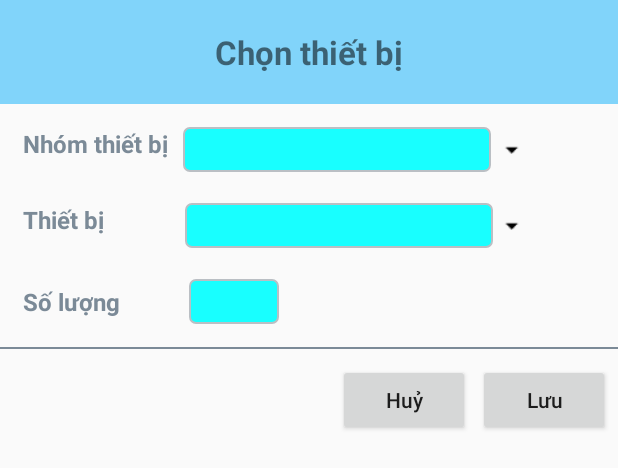
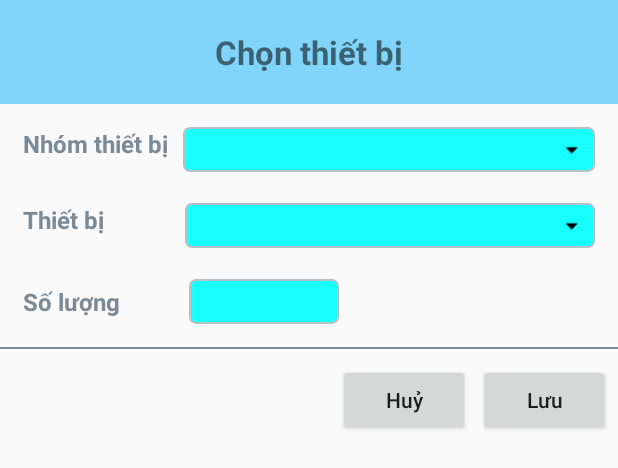
Before and after one commit to thanhhoang96/DoAnQLCSVC, an Android app: the layout dialog_chon_thiet_bi_tmkh.xml on its own in the app's theme, with its tools: preview values and no code run, on a phone screen of 412 x 824 dp. Shown: the top 468 px of the screen. Run offline under Robolectric (Android 15) with nearby library versions, the phone set to English and light mode, and no system bars.

```diff
--- a/app/src/main/AndroidManifest.xml
+++ b/app/src/main/AndroidManifest.xml
@@ -1,6 +1,8 @@
 <?xml version="1.0" encoding="utf-8"?>
 <manifest xmlns:android="http://schemas.android.com/apk/res/android"
     package="com.example.thanhhoang.qlcosovatchat">
+
+    <uses-permission android:name="android.permission.INTERNET" />
 
     <application
         android:name=".App"
--- a/app/src/main/java/com/example/thanhhoang/qlcosovatchat/data/model/nhomthietbi/NhomThietBiData.kt
+++ b/app/src/main/java/com/example/thanhhoang/qlcosovatchat/data/model/nhomthietbi/NhomThietBiData.kt
@@ -3,5 +3,5 @@ package com.example.thanhhoang.qlcosovatchat.data.model.nhomthietbi
 import com.google.gson.annotations.SerializedName
 
 data class NhomThietBiData (
-        @SerializedName("equipmentGroups") var listNhomThietBi: MutableList<NhomThietBi>
+        @SerializedName("equimentGroups") var listNhomThietBi: MutableList<NhomThietBi>
 )
--- a/app/src/main/java/com/example/thanhhoang/qlcosovatchat/data/model/thietbi/ThietBiData.kt
+++ b/app/src/main/java/com/example/thanhhoang/qlcosovatchat/data/model/thietbi/ThietBiData.kt
@@ -2,4 +2,4 @@ package com.example.thanhhoang.qlcosovatchat.data.model.thietbi
 
 import com.google.gson.annotations.SerializedName
 
-data class ThietBiData(@SerializedName("equipmentGroups") var listThietBi: MutableList<ThietBi>)
+data class ThietBiData(@SerializedName("equipments") var listThietBi: MutableList<ThietBi>)
--- a/app/src/main/res/layout/dialog_chon_thiet_bi_tmkh.xml
+++ b/app/src/main/res/layout/dialog_chon_thiet_bi_tmkh.xml
@@ -36,7 +36,7 @@
 
         <Spinner
             android:id="@+id/spNhomThietBi"
-            android:layout_width="205dp"
+            android:layout_width="match_parent"
             android:layout_height="30dp"
             android:layout_marginStart="10dp"
             android:layout_marginLeft="10dp"
@@ -47,8 +47,10 @@
             android:drawablePadding="10dp"
             android:gravity="center_vertical"
             android:hint="@string/tao_moi_ke_hoach_chon_loai_ke_hoach"
-            android:paddingStart="10dp"
-            android:paddingLeft="10dp"
+            android:paddingStart="5dp"
+            android:paddingLeft="5dp"
+            android:paddingEnd="20dp"
+            android:paddingRight="20dp"
             tools:ignore="RtlSymmetry" />
 
         <ImageView
@@ -57,8 +59,8 @@
             android:layout_alignParentEnd="true"
             android:layout_alignParentRight="true"
             android:layout_marginTop="5dp"
-            android:layout_marginEnd="55dp"
-            android:layout_marginRight="20dp"
+            android:layout_marginEnd="15dp"
+            android:layout_marginRight="15dp"
             android:background="@drawable/ic_drop_down"
             android:contentDescription="@null" />
     </RelativeLayout>
@@ -82,20 +84,22 @@
 
         <Spinner
             android:id="@+id/spThietBi"
-            android:layout_width="205dp"
+            android:layout_width="match_parent"
             android:layout_height="30dp"
             android:layout_marginStart="54dp"
             android:layout_marginLeft="54dp"
-            android:layout_marginEnd="50dp"
-            android:layout_marginRight="50dp"
+            android:layout_marginEnd="10dp"
+            android:layout_marginRight="10dp"
             android:layout_toEndOf="@+id/tvThietBi"
             android:layout_toRightOf="@+id/tvThietBi"
             android:background="@drawable/bg_search_qlts"
             android:drawablePadding="10dp"
             android:gravity="center_vertical"
             android:hint="@string/tao_moi_ke_hoach_chon_loai_ke_hoach"
-            android:paddingStart="10dp"
-            android:paddingLeft="10dp"
+            android:paddingStart="5dp"
+            android:paddingLeft="5dp"
+            android:paddingEnd="20dp"
+            android:paddingRight="20dp"
             tools:ignore="RtlSymmetry" />
 
         <ImageView
@@ -104,8 +108,8 @@
             android:layout_alignParentEnd="true"
             android:layout_alignParentRight="true"
             android:layout_marginTop="5dp"
-            android:layout_marginEnd="55dp"
-            android:layout_marginRight="20dp"
+            android:layout_marginEnd="15dp"
+            android:layout_marginRight="15dp"
             android:background="@drawable/ic_drop_down"
             android:contentDescription="@null" />
     </RelativeLayout>
@@ -129,7 +133,7 @@
 
         <EditText
             android:id="@+id/edtSoLuongChonThietBi"
-            android:layout_width="60dp"
+            android:layout_width="100dp"
             android:layout_height="30dp"
             android:layout_marginStart="46dp"
             android:layout_marginLeft="46dp"
```
Also changed, not shown: app/src/main/java/com/example/thanhhoang/qlcosovatchat/ui/qlkh/taoKeHoach/TaoKeHoachFragment.kt (+7 -8 lines).
